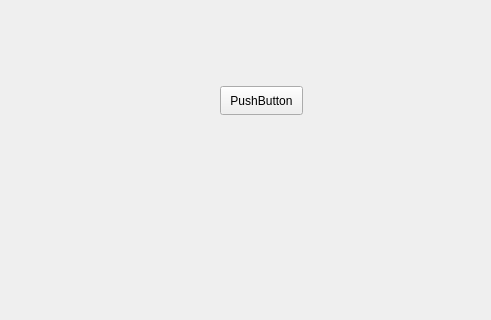
Old version of the form mainwindow.ui in the repository Kantisaranucheep/C-_Project_Demo; both pictures show x 0 to 491 and y 84 to 404 of the 800 by 600 pixel window.
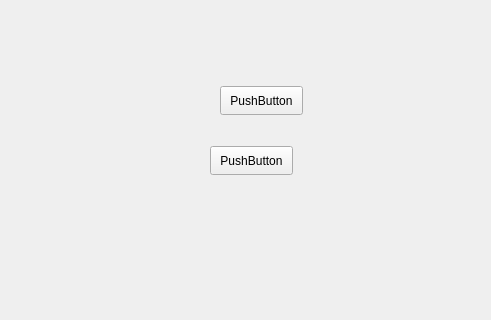
New version of the form.

Patch:
```diff
--- a/mainwindow.ui
+++ b/mainwindow.ui
@@ -27,6 +27,19 @@
      <string>PushButton</string>
     </property>
    </widget>
+   <widget class="QPushButton" name="pushButton_2">
+    <property name="geometry">
+     <rect>
+      <x>210</x>
+      <y>230</y>
+      <width>83</width>
+      <height>29</height>
+     </rect>
+    </property>
+    <property name="text">
+     <string>PushButton</string>
+    </property>
+   </widget>
   </widget>
   <widget class="QMenuBar" name="menubar">
    <property name="geometry">
```
